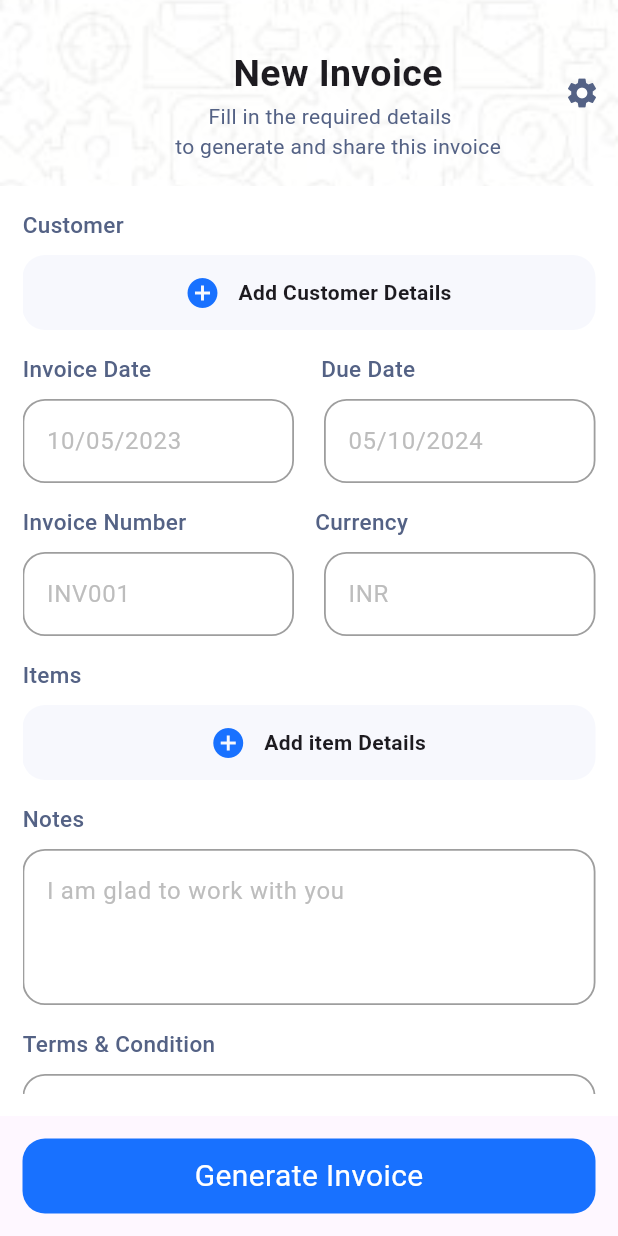
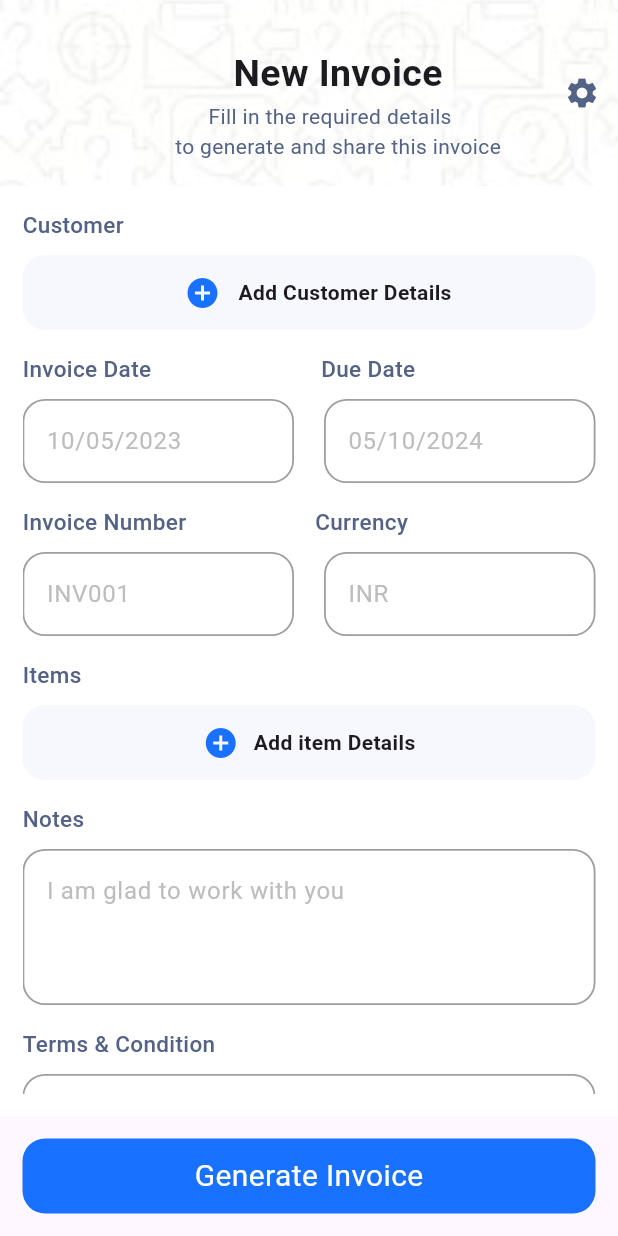
Before and after one commit to Avesh6754/invoice_app, a Flutter app: the CustomerPage screen opened by its route, on a phone screen of 412 x 824 dp. Run offline on Flutter 3.47's test engine with Material 3 defaults, Android fonts, the phone set to English and light mode, and no system bars.

Commit message:
6-9-2024

```diff
--- a/lib/screens/Cutomer_Page/customer_Page.dart
+++ b/lib/screens/Cutomer_Page/customer_Page.dart
@@ -8,6 +8,7 @@ import 'package:invoice_app/screens/Product_Page/product_page.dart';
 import 'package:invoice_app/utils/color.dart';
 import 'package:invoice_app/utils/global.dart';
 
+import 'component/another_item.dart';
 import 'component/cutomer_Details.dart';
 
 class CustomerPage extends StatefulWidget {
@@ -239,17 +240,17 @@ class _CustomerPageState extends State<CustomerPage> {
                                   decoration: BoxDecoration(
                                       borderRadius: BorderRadius.circular(15),
                                       color: defaultbutton),
-                                  child: Row(
+                                  child: const Row(
                                     mainAxisAlignment: MainAxisAlignment.center,
                                     children: [
-                                      IconButton(
-                                        onPressed: () {},
-                                        icon: const Icon(
-                                          Icons.add_circle,
-                                          color: button,
-                                        ),
+                                      Icon(
+                                        Icons.add_circle,
+                                        color: button,
                                       ),
-                                      const Text(
+                                      SizedBox(
+                                        width: 10,
+                                      ),
+                                      Text(
                                         "Add item Details",
                                         style: TextStyle(
                                             fontWeight: FontWeight.bold),
@@ -281,8 +282,8 @@ class _CustomerPageState extends State<CustomerPage> {
                                                           width: 150,
                                                           child: Text(
                                                             '${invoicecart[index].pro_title}',
-                                                            style: TextStyle(
-                                                                fontSize: 20,
+                                                            style: const TextStyle(
+                                                                fontSize: 17,
                                                                 fontWeight:
                                                                     FontWeight
                                                                         .w500),
@@ -291,17 +292,17 @@ class _CustomerPageState extends State<CustomerPage> {
                                                                 TextOverflow
                                                                     .ellipsis,
                                                           )),
-                                                      SizedBox(
+                                                      const SizedBox(
                                                         width: 20,
                                                       ),
                                                       Text(
                                                           '${invoicecart[index].pro_price}',
-                                                          style: TextStyle(
-                                                              fontSize: 20,
+                                                          style: const TextStyle(
+                                                              fontSize: 17,
                                                               fontWeight:
                                                                   FontWeight
                                                                       .w500)),
-                                                      SizedBox(
+                                                      const SizedBox(
                                                         height: 5,
                                                       ),
                                                     ],
@@ -332,6 +333,7 @@ class _CustomerPageState extends State<CustomerPage> {
                                                         IconButton(
                                                             onPressed: () {
                                                               setState(() {
+                                                                invoicecart[index].pro_qty;
                                                               });
                                                             },
                                                             icon: const Icon(
@@ -339,14 +341,16 @@ class _CustomerPageState extends State<CustomerPage> {
                                                             )),
                                                         Text(
                                                           "${invoicecart[index].pro_qty}",
-                                                          style: const TextStyle(
-                                                              fontSize: 20),
+                                                          style:
+                                                              const TextStyle(
+                                                                  fontSize: 20),
                                                         ),
                                                         IconButton(
                                                             onPressed: () {
                                                               setState(() {
-                                                                invoicecart[index].pro_qty;
-
+                                                                invoicecart[
+                                                                        index]
+                                                                    .pro_qty;
                                                               });
                                                             },
                                                             icon: const Icon(
@@ -359,40 +363,16 @@ class _CustomerPageState extends State<CustomerPage> {
                                                 Divider(),
                                               ],
                                             )),
-                                    SizedBox(
+                                    const SizedBox(
                                       height: 10,
                                     ),
                                     GestureDetector(
                                       onTap: () {
                                         Navigator.of(context).pushNamed('/pro');
                                       },
-                                      child: const Row(
-                                        children: [
-                                          SizedBox(
-                                            width: 10,
-                                          ),
-                                          Icon(
-                                            Icons.add_circle,
-                                            color: button,
-                                            size: 30,
-                                          ),
-                                          SizedBox(
-                                            width: 10,
-                                          ),
-                                          Text(
-                                            "Add Another Item",
-                                            style: TextStyle(
-                                                fontSize: 25,
-                                                color: button,
-                                                fontWeight: FontWeight.w500),
-                                          ),
-                                          SizedBox(
-                                            width: 10,
-                                          ),
-                                        ],
-                                      ),
+                                      child: add_another_item(),
                                     ),
-                                    SizedBox(
+                                    const SizedBox(
                                       height: 10,
                                     ),
                                   ],
```
Also changed, not shown: lib/screens/Cutomer_Page/component/another_item.dart (added, +31 -0 lines), lib/screens/Product_Page/product_page.dart (+4 -6 lines).
